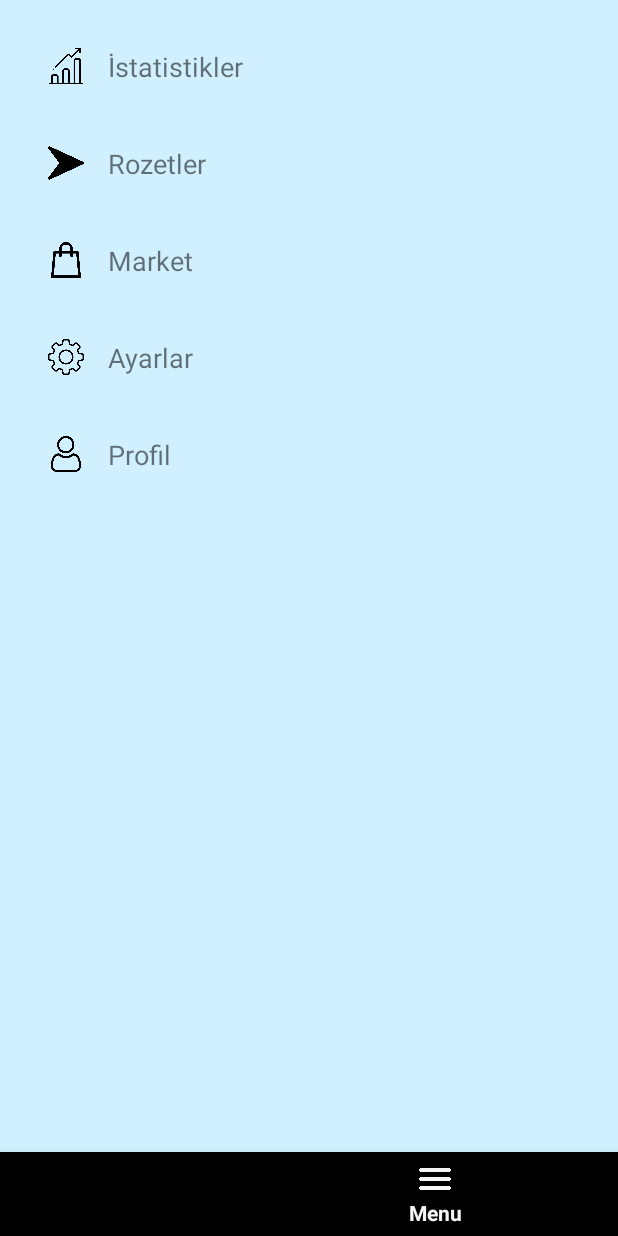
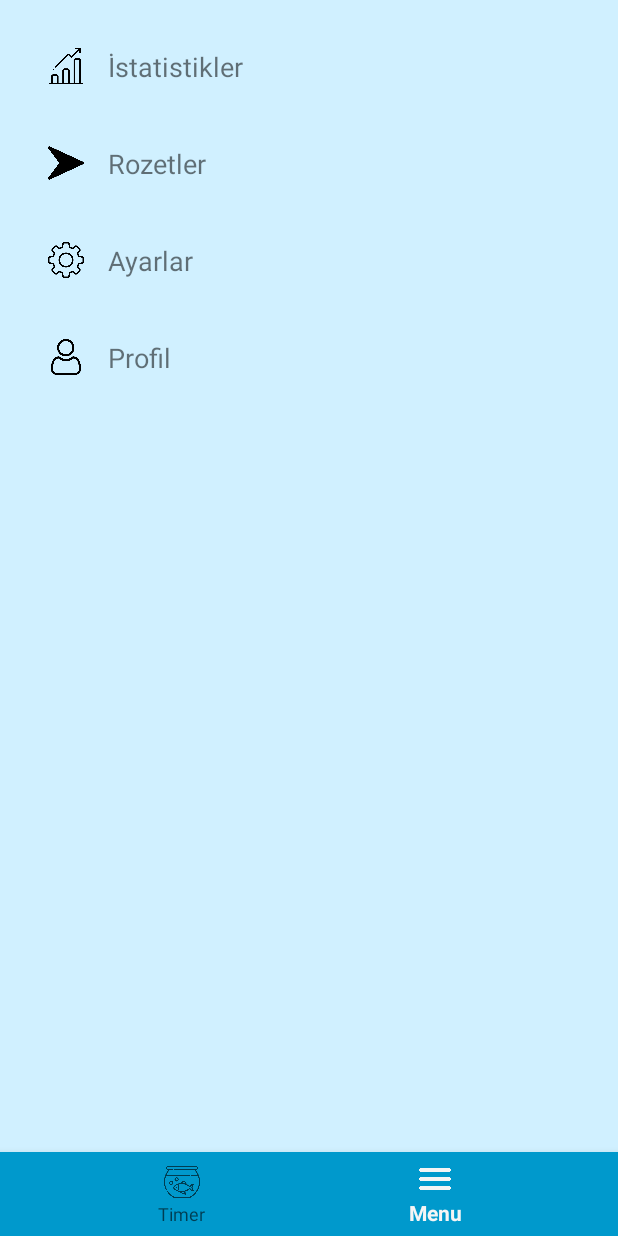
Before and after one commit to fatmanurtilki/ForestAqua, an Android app: the screen it shows after launch once a user with an empty profile is signed in (MainActivity), item 2 of the bottom bar chosen, on a phone screen of 412 x 824 dp. Run offline under Robolectric (Android 15) with nearby library versions, the phone set to English and light mode, and no system bars; our stand-ins replace Firebase (no records; nobody signed in at launch, a user with empty details on screens opened directly).

Commit message:
shop removed
shop kaldirildi fragment bar rengi duzenlendi motivasyon sozleri listlendi coin eslendi

```diff
--- a/app/src/main/java/ui/fragments/ForestFragment.kt
+++ b/app/src/main/java/ui/fragments/ForestFragment.kt
@@ -24,10 +24,6 @@ class ForestFragment : Fragment() {
             startActivity(Intent(requireContext(), RozetActivity::class.java))
         }
 
-        binding.menugidis.setOnClickListener {
-            startActivity(Intent(requireContext(), ShopActivity::class.java))
-        }
-
         binding.menuStatistics.setOnClickListener {
             parentFragmentManager.beginTransaction()
                 .replace(R.id.fragment_container, StatisticsFragment())
--- a/app/src/main/java/ui/fragments/ProfileFragment.kt
+++ b/app/src/main/java/ui/fragments/ProfileFragment.kt
@@ -46,7 +46,6 @@ class ProfileFragment : Fragment() {
         tvStats.text = """
             Odak Süresi: ${user.totalFocusTime} dk
             Toplam Balık: ${user.treesPlanted}
-            Gerçek Balık: ${user.realTreesPlanted}
             Günlük Hedef: ${user.dailyGoal} dk
         """.trimIndent()
     }
--- a/app/src/main/java/ui/fragments/StatisticsFragment.kt
+++ b/app/src/main/java/ui/fragments/StatisticsFragment.kt
@@ -16,6 +16,7 @@ import com.github.mikephil.charting.data.BarEntry
 import com.github.mikephil.charting.formatter.IndexAxisValueFormatter
 import java.text.SimpleDateFormat
 import java.util.*
+import android.widget.EditText
 
 class StatisticsFragment : Fragment() {
 
@@ -35,10 +36,6 @@ class StatisticsFragment : Fragment() {
         super.onViewCreated(view, savedInstanceState)
 
         userId = SharedPreferencesUtils.getUserId(requireContext())
-
-        userRepo.getUserById(userId) { user ->
-            binding.tvCoinCount.text = "${user?.coins ?: 0} Coin"
-        }
 
         binding.rbDay.setOnClickListener { loadData(FilterType.DAY) }
         binding.rbWeek.setOnClickListener { loadData(FilterType.WEEK) }
--- a/app/src/main/java/ui/fragments/TimerFragment.kt
+++ b/app/src/main/java/ui/fragments/TimerFragment.kt
@@ -7,13 +7,14 @@ import android.content.SharedPreferences
 import android.media.MediaPlayer
 import android.os.Bundle
 import android.os.CountDownTimer
+import android.os.Handler
 import android.text.InputType
 import android.view.*
 import android.view.animation.LinearInterpolator
 import android.view.inputmethod.EditorInfo
-import android.view.inputmethod.InputMethodManager
 import android.widget.AdapterView
 import android.widget.ArrayAdapter
+import android.widget.EditText
 import android.widget.Toast
 import androidx.fragment.app.Fragment
 import com.example.forestapp.*
@@ -23,7 +24,6 @@ import com.example.forestapp.repository.SessionRepository
 import com.example.forestapp.repository.UserRepository
 import com.example.forestapp.util.SharedPreferencesUtils
 import java.util.*
-import android.widget.EditText
 
 class TimerFragment : Fragment() {
 
@@ -47,6 +47,20 @@ class TimerFragment : Fragment() {
     private val FLOAT_AMPLITUDE = 15f
     private val FLOAT_DURATION = 4000L
 
+    // ✅ MOTİVASYONLAR
+    private val motivasyonListesi = listOf(
+        "Her yeni gün yeni bir başlangıçtır.",
+        "Hayallerine bir adım daha yaklaşmak için bugünü kullan.",
+        "Küçük adımlar büyük değişimler getirir.",
+        "Şu an başlamak için en iyi zamandır.",
+        "Bugün odaklan, yarın gurur duy.",
+        "Sadece denemeye devam et.",
+        "İstikrar başarıyı getirir.",
+        "Sen yapabilirsin!"
+    )
+    private val motivasyonHandler = Handler()
+    private lateinit var motivasyonRunnable: Runnable
+
     override fun onCreateView(inflater: LayoutInflater, container: ViewGroup?, savedInstanceState: Bundle?): View {
         _binding = FragmentTimerBinding.inflate(inflater, container, false)
         return binding.root
@@ -67,6 +81,8 @@ class TimerFragment : Fragment() {
         updateUserInfo()
         startFloatingAnimation()
         binding.ivJar.setImageResource(R.drawable.glass_jar)
+
+        startMotivasyonDegisimi()
     }
 
     private fun setupUI() {
@@ -196,9 +212,9 @@ class TimerFragment : Fragment() {
                 userId = userId
             )
             sessionRepository.insertSession(session)
-            userRepository.addCoins(userId, minutes.toInt() * 2)
+            userRepository.addCoins(userId, minutes.toInt() * 20)
             userRepository.addFocusTime(userId, minutes.toInt())
-            Toast.makeText(requireContext(), "${minutes * 2} coin kazandınız!", Toast.LENGTH_SHORT).show()
+            Toast.makeText(requireContext(), "${minutes * 20} coin kazandınız!", Toast.LENGTH_SHORT).show()
         }
 
         resetTimer()
@@ -230,7 +246,7 @@ class TimerFragment : Fragment() {
 
     private fun startSound() {
         val soundResId = when (selectedSound) {
-            "forest" -> R.raw.forest
+            "forest" -> R.raw.huzur
             "rain" -> R.raw.rainforest
             "sea" -> R.raw.ocean_waves
             else -> R.raw.cricket
@@ -311,11 +327,24 @@ class TimerFragment : Fragment() {
             .show()
     }
 
+    // motivasyo loop
+    private fun startMotivasyonDegisimi() {
+        motivasyonRunnable = object : Runnable {
+            override fun run() {
+                val rastgele = motivasyonListesi.random()
+                binding.tvMotivasyon.text = rastgele
+                motivasyonHandler.postDelayed(this, 10000)
+            }
+        }
+        motivasyonHandler.post(motivasyonRunnable)
+    }
+
     override fun onDestroyView() {
         super.onDestroyView()
         timer?.cancel()
         floatAnimator.cancel()
         stopSound()
+        motivasyonHandler.removeCallbacks(motivasyonRunnable)
         _binding = null
     }
 }
--- a/app/src/main/res/layout/activity_main.xml
+++ b/app/src/main/res/layout/activity_main.xml
@@ -15,6 +15,7 @@
         android:id="@+id/bottom_navigation"
         android:layout_width="match_parent"
         android:layout_height="wrap_content"
+        android:background="@android:color/holo_blue_dark"
         app:menu="@menu/bottom_nav_menu"/>
 
 </LinearLayout>
--- a/app/src/main/res/layout/fragment_forest.xml
+++ b/app/src/main/res/layout/fragment_forest.xml
@@ -56,32 +56,6 @@
             android:layout_marginStart="16dp" />
     </LinearLayout>
 
-    <!-- Market -->
-    <LinearLayout
-        android:id="@+id/menugidis"
-        android:layout_width="match_parent"
-        android:layout_height="wrap_content"
-        android:orientation="horizontal"
-        android:background="?android:attr/selectableItemBackground"
-        android:padding="16dp"
-        android:layout_marginTop="8dp"
-        android:gravity="center_vertical">
-
-        <ImageView
-            android:layout_width="24dp"
-            android:layout_height="24dp"
-            android:src="@drawable/store_icon"
-            android:contentDescription="Market ikon" />
-
-        <TextView
-            android:id="@+id/menuShop"
-            android:layout_width="wrap_content"
-            android:layout_height="wrap_content"
-            android:text="Market"
-            android:textSize="18sp"
-            android:layout_marginStart="16dp" />
-    </LinearLayout>
-
     <!-- Ayarlar -->
     <LinearLayout
         android:layout_width="match_parent"
```
Also changed, not shown: app/src/main/java/com/example/forestapp/ShopActivity.kt (deleted, +0 -83 lines), app/src/main/java/com/example/forestapp/ShopAdapter.kt (deleted, +0 -67 lines), app/src/main/res/layout/activity_shop.xml (deleted, +0 -51 lines), app/src/main/res/layout/fragment_statistics.xml (+12 -24 lines), app/src/main/res/layout/fragment_timer.xml (+2 -10 lines), app/src/main/res/layout/item_shop.xml (deleted, +0 -49 lines), 1 other file.
